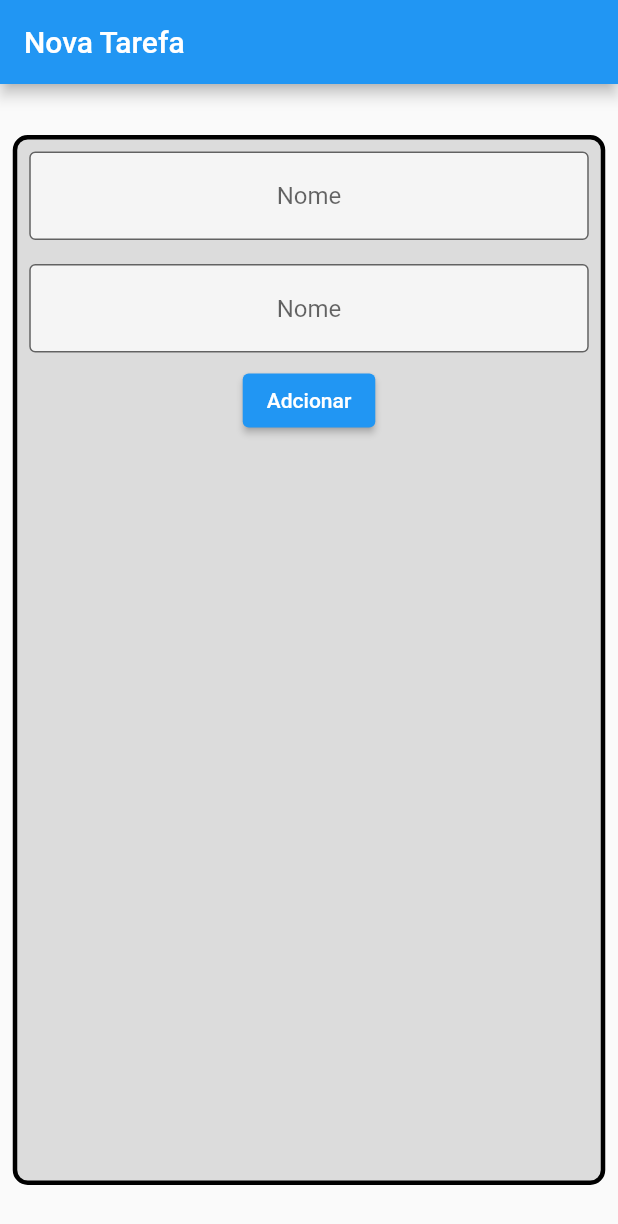
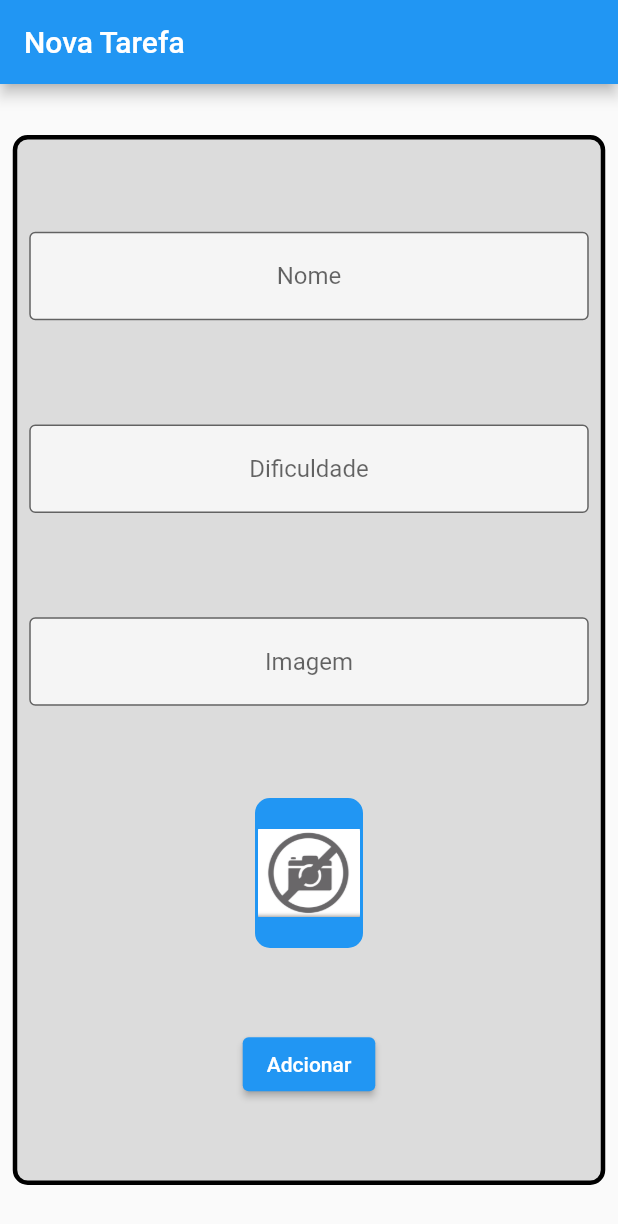
Before and after one commit to Allysontecn23/Curso-Flutter, a Flutter app: the screen it shows after launch, after a tap on "Adcionar", on a phone screen of 412 x 824 dp. Shown: the top 1224 px of the screen. Run offline on Flutter 3.47's test engine with Material 2 defaults, Android fonts, the phone set to English and light mode, and no system bars; network calls fail.

Commit message:
Estilizando form Screen

```diff
--- a/lib/screens/form_screen.dart
+++ b/lib/screens/form_screen.dart
@@ -9,6 +9,9 @@ class FormScreen extends StatefulWidget {
 
 class _FormScreenState extends State<FormScreen> {
   TextEditingController nameControlller = TextEditingController();
+  TextEditingController difficultyControlller = TextEditingController();
+  TextEditingController imageControlller = TextEditingController();
+
   @override
   Widget build(BuildContext context) {
     return Scaffold(
@@ -19,8 +22,17 @@ class _FormScreenState extends State<FormScreen> {
         child: Container(
           height: 700,
           width: 395,
-          decoration: BoxDecoration(color: Colors.black12, borderRadius: BorderRadius.circular(10), border: Border.all(color: Colors.black, width: 3)),
+          decoration: BoxDecoration(
+            color: Colors.black12,
+            borderRadius: BorderRadius.circular(10),
+            border: Border.all(
+              color: Colors.black,
+              width: 3,
+            ),
+          ),
           child: Column(
+            mainAxisAlignment: MainAxisAlignment.spaceEvenly,
+            crossAxisAlignment: CrossAxisAlignment.center,
             children: [
               Padding(
                 padding: const EdgeInsets.all(8.0),
@@ -30,12 +42,10 @@ class _FormScreenState extends State<FormScreen> {
                     border: OutlineInputBorder(),
                     hintText: "Nome",
                     fillColor: Colors.white70,
-                    filled: true
+                    filled: true,
                   ),
                   controller: nameControlller,
                 ),
-
-
               ),
               Padding(
                 padding: const EdgeInsets.all(8.0),
@@ -43,18 +53,58 @@ class _FormScreenState extends State<FormScreen> {
                   textAlign: TextAlign.center,
                   decoration: const InputDecoration(
                     border: OutlineInputBorder(),
-                    hintText: "Nome",
+                    hintText: "Dificuldade",
                     fillColor: Colors.white70,
-                    filled: true
+                    filled: true,
                   ),
-                  controller: nameControlller,
+                  controller: difficultyControlller,
                 ),
               ),
+              Padding(
+                padding: const EdgeInsets.all(8.0),
+                child: TextFormField(
+                  onChanged: (text) {
+                    setState(() {
+
+                    });
+                  },
+                  textAlign: TextAlign.center,
+                  decoration: const InputDecoration(
+                    border: OutlineInputBorder(),
+                    hintText: "Imagem",
+                    fillColor: Colors.white70,
+                    filled: true,
+                  ),
+                  controller: imageControlller,
+                ),
+              ),
+              Container(
+                  height: 100,
+                  width: 72,
+                  decoration: BoxDecoration(
+                    color: Colors.blue,
+                    borderRadius: BorderRadius.circular(10),
+                    border: Border.all(width: 2, color: Colors.blue),
+                  ),
+                  child: ClipRRect(
+                    borderRadius: BorderRadius.circular(10),
+                    child: Image.network(
+                      imageControlller.text,
+                      errorBuilder: (context, error, stackTrace) {
+                        return ClipRRect(
+                          borderRadius: BorderRadius.circular(20),
+                          child: Image.asset("assets/images/vetor.png"),);
+                      },
+                      fit: BoxFit.cover,
+                    ),
+                  )),
               ElevatedButton(
-                onPressed: (){
+                onPressed: () {
                   print(nameControlller.text);
+                  print(int.parse(difficultyControlller.text));
+                  print(imageControlller.text);
                 },
-                child: Text("Adcionar"),
+                child: const Text("Adcionar"),
               )
             ],
           ),
--- a/pubspec.yaml
+++ b/pubspec.yaml
@@ -68,6 +68,7 @@ flutter:
     - assets/images/jogar.jpg
     - assets/images/ler.jpg
     - assets/images/meditar.jpeg
+    - assets/images/vetor.png
 
   # An image asset can refer to one or more resolution-specific "variants", see
   # https://flutter.dev/assets-and-images/#resolution-aware
```
Also changed, not shown: assets/images/vetor.png (added).
